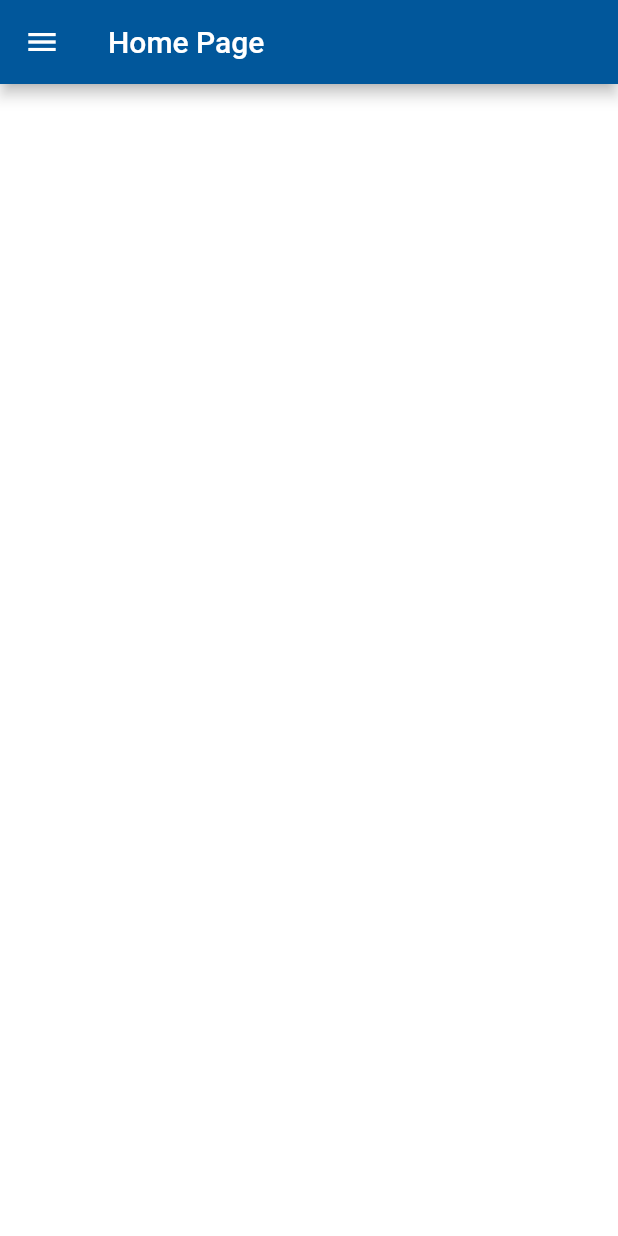
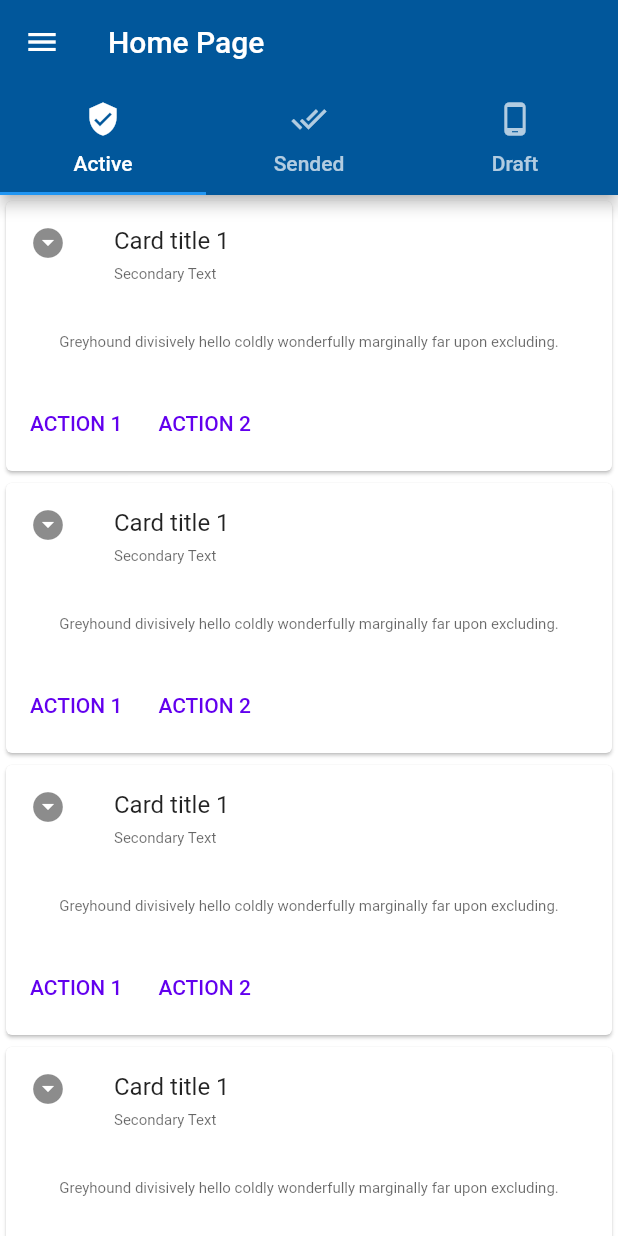
Before and after one commit to olivermendez/Sendi, a Flutter app: the HomeScreen screen opened by its route, on a phone screen of 412 x 824 dp. Run offline on Flutter 3.47's test engine with Material 2 defaults, Android fonts, the phone set to English and light mode, and no system bars; our stand-ins replace firebase_core, flutter_signin_button; missing offline and left inert: awesome_card; accounts and stored records are empty; Roboto replaces fonts that are missing (Futura).

Commit message:
Rider app more updates

```diff
--- /dev/null
+++ b/sendi_app_rider/lib/src/Screens/active_event/active_send.dart
@@ -0,0 +1,61 @@
+import 'package:flutter/material.dart';
+
+class MyActivePackage extends StatelessWidget {
+  const MyActivePackage({Key? key}) : super(key: key);
+
+  @override
+  Widget build(BuildContext context) {
+    return Container(
+        child: ListView.builder(
+            itemCount: 4,
+            itemBuilder: (context, int index) {
+              return Container(
+                child: Card(
+                  clipBehavior: Clip.antiAlias,
+                  child: Column(
+                    children: [
+                      ListTile(
+                        leading: Icon(Icons.arrow_drop_down_circle),
+                        title: const Text('Card title 1'),
+                        subtitle: Text(
+                          'Secondary Text',
+                          style:
+                              TextStyle(color: Colors.black.withOpacity(0.6)),
+                        ),
+                      ),
+                      Padding(
+                        padding: const EdgeInsets.all(16.0),
+                        child: Text(
+                          'Greyhound divisively hello coldly wonderfully marginally far upon excluding.',
+                          style:
+                              TextStyle(color: Colors.black.withOpacity(0.6)),
+                        ),
+                      ),
+                      ButtonBar(
+                        alignment: MainAxisAlignment.start,
+                        children: [
+                          FlatButton(
+                            textColor: const Color(0xFF6200EE),
+                            onPressed: () {
+                              // Perform some action
+                            },
+                            child: const Text('ACTION 1'),
+                          ),
+                          FlatButton(
+                            textColor: const Color(0xFF6200EE),
+                            onPressed: () {
+                              // Perform some action
+                            },
+                            child: const Text('ACTION 2'),
+                          ),
+                        ],
+                      ),
+                      //Image.asset('assets/card-sample-image.jpg'),
+                      //Image.asset('assets/card-sample-image-2.jpg'),
+                    ],
+                  ),
+                ),
+              );
+            }));
+  }
+}
--- a/sendi_app_rider/lib/src/Screens/home/home_screen.dart
+++ b/sendi_app_rider/lib/src/Screens/home/home_screen.dart
@@ -1,4 +1,6 @@
 import 'package:flutter/material.dart';
+import 'package:sendi_app_deliver/src/Screens/active_event/active_send.dart';
+import 'package:sendi_app_deliver/src/Screens/package_sended/package_sended_screen.dart';
 import 'package:sendi_app_deliver/src/components/components.dart';
 
 class HomeScreen extends StatelessWidget {
@@ -10,15 +12,44 @@ class HomeScreen extends StatelessWidget {
     );
   }
 
+  textStyle() {
+    return TextStyle(color: Colors.white, fontSize: 30.0);
+  }
+
   @override
   Widget build(BuildContext context) {
-    return Scaffold(
+    return DefaultTabController(
+      length: 3,
+      child: Scaffold(
         appBar: AppBar(
-          centerTitle: false,
-          title: Text('Home Page'),
-          actions: [],
+          title: Text("Home Page"),
+          bottom: TabBar(
+            tabs: <Widget>[
+              Tab(
+                icon: Icon(Icons.verified_user),
+                text: 'Active',
+              ),
+              Tab(
+                icon: Icon(Icons.done_all),
+                text: 'Sended',
+              ),
+              Tab(
+                icon: Icon(Icons.phone_android),
+                text: 'Draft',
+              ),
+            ],
+          ),
         ),
-        drawer: MyDrawer());
+        drawer: MyDrawer(),
+        body: TabBarView(
+          children: <Widget>[
+            MyActivePackage(),
+            PackageSendedScreen(),
+            PackageSendedScreen(),
+          ],
+        ),
+      ),
+    );
     //bottomNavigationBar: CustomNavBar());
   }
 }
--- a/sendi_app_rider/lib/src/Screens/package_sended/package_sended_screen.dart
+++ b/sendi_app_rider/lib/src/Screens/package_sended/package_sended_screen.dart
@@ -13,9 +13,6 @@ class PackageSendedScreen extends StatelessWidget {
   @override
   Widget build(BuildContext context) {
     return Scaffold(
-      appBar: AppBar(
-        title: Text("Package Sended Screen"),
-      ),
       body: _packageSendedListView(context),
     );
   }
--- a/sendi_app_rider/lib/src/components/drawer/custom_drawer.dart
+++ b/sendi_app_rider/lib/src/components/drawer/custom_drawer.dart
@@ -1,5 +1,4 @@
 import 'package:flutter/material.dart';
-import 'package:sendi_app_deliver/src/components/drawer/status/active_button.dart';
 import 'package:sendi_app_deliver/src/components/drawer/list_tile/list_tile.dart';
 import 'package:sendi_app_deliver/src/components/drawer/model/model.dart';
 
--- a/sendi_app_rider/lib/src/components/drawer/list_tile/list_tile.dart
+++ b/sendi_app_rider/lib/src/components/drawer/list_tile/list_tile.dart
@@ -4,8 +4,11 @@ Widget titesBuilder() {
   return Flexible(
     child: ListView(
       children: [
-        _createDrawerItem(icon: Icons.moped, text: 'Tus Viajes', onTap: () {}),
-        _createDrawerItem(icon: Icons.credit_card, text: 'Pago', onTap: () {}),
+        _createDrawerItem(icon: Icons.moped, text: 'My Rides', onTap: () {}),
+        _createDrawerItem(
+            icon: Icons.local_activity, text: 'Promotion', onTap: () {}),
+        _createDrawerItem(
+            icon: Icons.credit_card, text: 'My payments', onTap: () {}),
         _createDrawerItem(
             icon: Icons.manage_accounts, text: 'Configuracions', onTap: () {}),
       ],
```
Also changed, not shown: sendi_app_rider/lib/src/Screens/home/tab/custom_tabbar.dart (added, +36 -0 lines).
